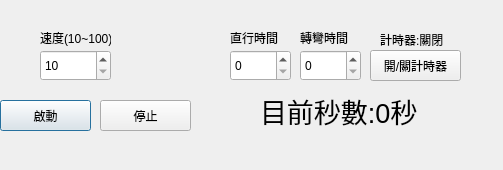
Old version of the form main.ui in the repository bnb70/Car_pyqt5.
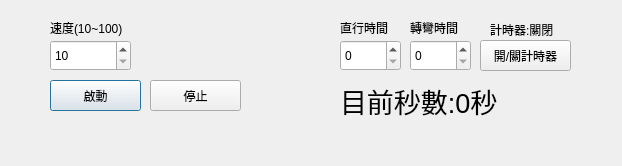
New version of the form.

```diff
--- a/main.ui
+++ b/main.ui
@@ -9,8 +9,8 @@
    <rect>
     <x>0</x>
     <y>0</y>
-    <width>503</width>
-    <height>170</height>
+    <width>622</width>
+    <height>166</height>
    </rect>
   </property>
   <property name="windowTitle">
@@ -19,8 +19,8 @@
   <widget class="QPushButton" name="Star_Button">
    <property name="geometry">
     <rect>
-     <x>0</x>
-     <y>100</y>
+     <x>50</x>
+     <y>80</y>
      <width>91</width>
      <height>31</height>
     </rect>
@@ -32,8 +32,8 @@
   <widget class="QPushButton" name="Stop_Button">
    <property name="geometry">
     <rect>
-     <x>100</x>
-     <y>100</y>
+     <x>150</x>
+     <y>80</y>
      <width>91</width>
      <height>31</height>
     </rect>
@@ -48,8 +48,8 @@
    </property>
    <property name="geometry">
     <rect>
-     <x>230</x>
-     <y>50</y>
+     <x>340</x>
+     <y>40</y>
      <width>61</width>
      <height>31</height>
     </rect>
@@ -61,8 +61,8 @@
    </property>
    <property name="geometry">
     <rect>
-     <x>300</x>
-     <y>50</y>
+     <x>410</x>
+     <y>40</y>
      <width>61</width>
      <height>31</height>
     </rect>
@@ -74,8 +74,8 @@
    </property>
    <property name="geometry">
     <rect>
-     <x>230</x>
-     <y>30</y>
+     <x>340</x>
+     <y>20</y>
      <width>51</width>
      <height>16</height>
     </rect>
@@ -90,8 +90,8 @@
    </property>
    <property name="geometry">
     <rect>
-     <x>300</x>
-     <y>30</y>
+     <x>410</x>
+     <y>20</y>
      <width>61</width>
      <height>16</height>
     </rect>
@@ -106,9 +106,9 @@
    </property>
    <property name="geometry">
     <rect>
-     <x>40</x>
-     <y>50</y>
-     <width>71</width>
+     <x>50</x>
+     <y>40</y>
+     <width>81</width>
      <height>31</height>
     </rect>
    </property>
@@ -125,9 +125,9 @@
    </property>
    <property name="geometry">
     <rect>
-     <x>40</x>
-     <y>30</y>
-     <width>71</width>
+     <x>50</x>
+     <y>20</y>
+     <width>91</width>
      <height>16</height>
     </rect>
    </property>
@@ -138,8 +138,8 @@
   <widget class="QPushButton" name="Time_check">
    <property name="geometry">
     <rect>
-     <x>370</x>
-     <y>50</y>
+     <x>480</x>
+     <y>40</y>
      <width>91</width>
      <height>31</height>
     </rect>
@@ -151,8 +151,8 @@
   <widget class="QLabel" name="label_7">
    <property name="geometry">
     <rect>
-     <x>380</x>
-     <y>30</y>
+     <x>490</x>
+     <y>20</y>
      <width>71</width>
      <height>20</height>
     </rect>
@@ -167,9 +167,9 @@
    </property>
    <property name="geometry">
     <rect>
-     <x>260</x>
-     <y>90</y>
-     <width>221</width>
+     <x>340</x>
+     <y>80</y>
+     <width>231</width>
      <height>41</height>
     </rect>
    </property>
```
